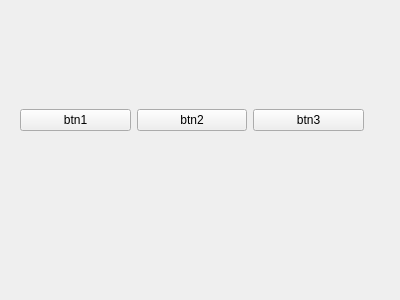
Qt form choosegame.ui (hongxiuliu/pvz) before a commit.
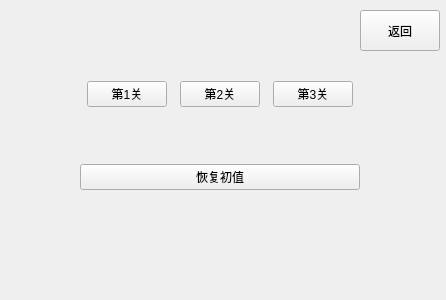
The same form after that commit.

What changed in the file:
```diff
--- a/choosegame.ui
+++ b/choosegame.ui
@@ -6,7 +6,7 @@
    <rect>
     <x>0</x>
     <y>0</y>
-    <width>400</width>
+    <width>446</width>
     <height>300</height>
    </rect>
   </property>
@@ -16,35 +16,111 @@
   <widget class="QWidget" name="horizontalLayoutWidget">
    <property name="geometry">
     <rect>
-     <x>20</x>
-     <y>80</y>
-     <width>344</width>
-     <height>80</height>
+     <x>80</x>
+     <y>30</y>
+     <width>280</width>
+     <height>211</height>
     </rect>
    </property>
+   <layout class="QVBoxLayout" name="verticalLayout">
+    <item>
    <layout class="QHBoxLayout" name="horizontalLayout">
+      <item>
+       <spacer name="horizontalSpacer_3">
+        <property name="orientation">
+         <enum>Qt::Horizontal</enum>
+        </property>
+        <property name="sizeHint" stdset="0">
+         <size>
+          <width>40</width>
+          <height>20</height>
+         </size>
+        </property>
+       </spacer>
+      </item>
     <item>
      <widget class="QPushButton" name="btn1">
       <property name="text">
-       <string>btn1</string>
+         <string>第1关</string>
       </property>
      </widget>
     </item>
+      <item>
+       <spacer name="horizontalSpacer">
+        <property name="orientation">
+         <enum>Qt::Horizontal</enum>
+        </property>
+        <property name="sizeHint" stdset="0">
+         <size>
+          <width>40</width>
+          <height>20</height>
+         </size>
+        </property>
+       </spacer>
+      </item>
     <item>
      <widget class="QPushButton" name="btn2">
       <property name="text">
-       <string>btn2</string>
+         <string>第2关</string>
       </property>
      </widget>
     </item>
+      <item>
+       <spacer name="horizontalSpacer_2">
+        <property name="orientation">
+         <enum>Qt::Horizontal</enum>
+        </property>
+        <property name="sizeHint" stdset="0">
+         <size>
+          <width>40</width>
+          <height>20</height>
+         </size>
+        </property>
+       </spacer>
+      </item>
     <item>
      <widget class="QPushButton" name="btn3">
       <property name="text">
-       <string>btn3</string>
+         <string>第3关</string>
       </property>
      </widget>
     </item>
-   </layout>
+      <item>
+       <spacer name="horizontalSpacer_4">
+        <property name="orientation">
+         <enum>Qt::Horizontal</enum>
+        </property>
+        <property name="sizeHint" stdset="0">
+         <size>
+          <width>40</width>
+          <height>20</height>
+         </size>
+        </property>
+       </spacer>
+      </item>
+     </layout>
+    </item>
+    <item>
+     <widget class="QPushButton" name="btn4">
+      <property name="text">
+       <string>恢复初值</string>
+      </property>
+     </widget>
+    </item>
+   </layout>
+  </widget>
+  <widget class="QPushButton" name="btn5">
+   <property name="geometry">
+    <rect>
+     <x>360</x>
+     <y>10</y>
+     <width>80</width>
+     <height>41</height>
+    </rect>
+   </property>
+   <property name="text">
+    <string>返回</string>
+   </property>
   </widget>
  </widget>
  <resources/>
```
Left out of the diff: 2 changed lines with no effect on the pictures. Lines whose indentation alone changed are shown as unchanged.
